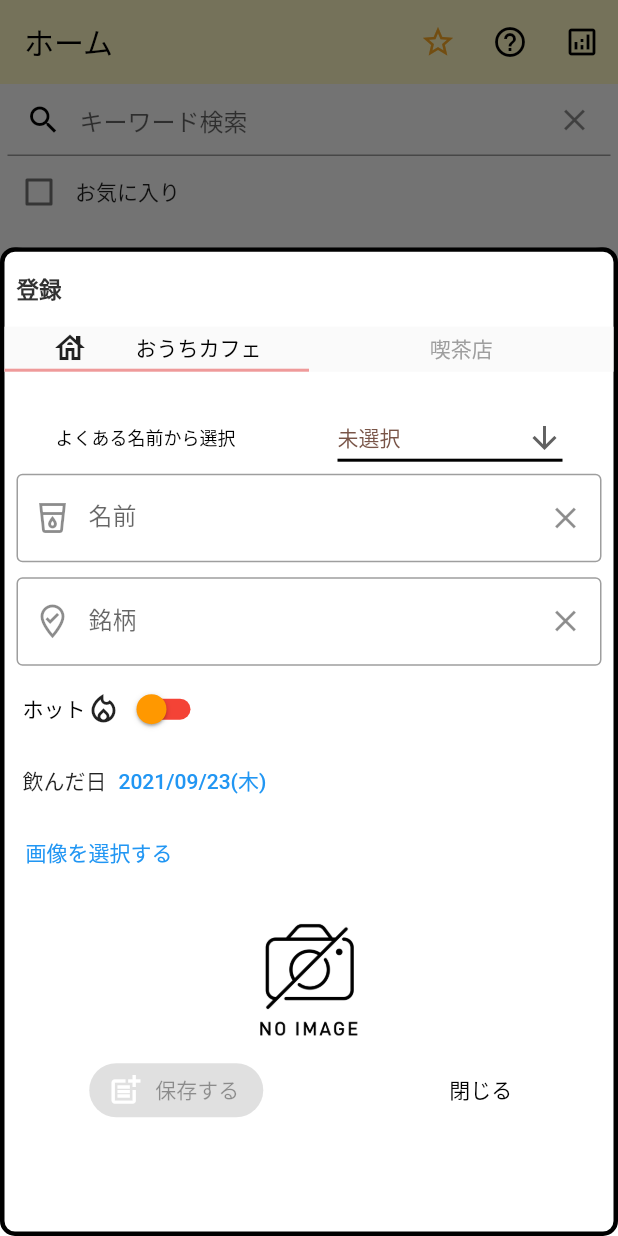
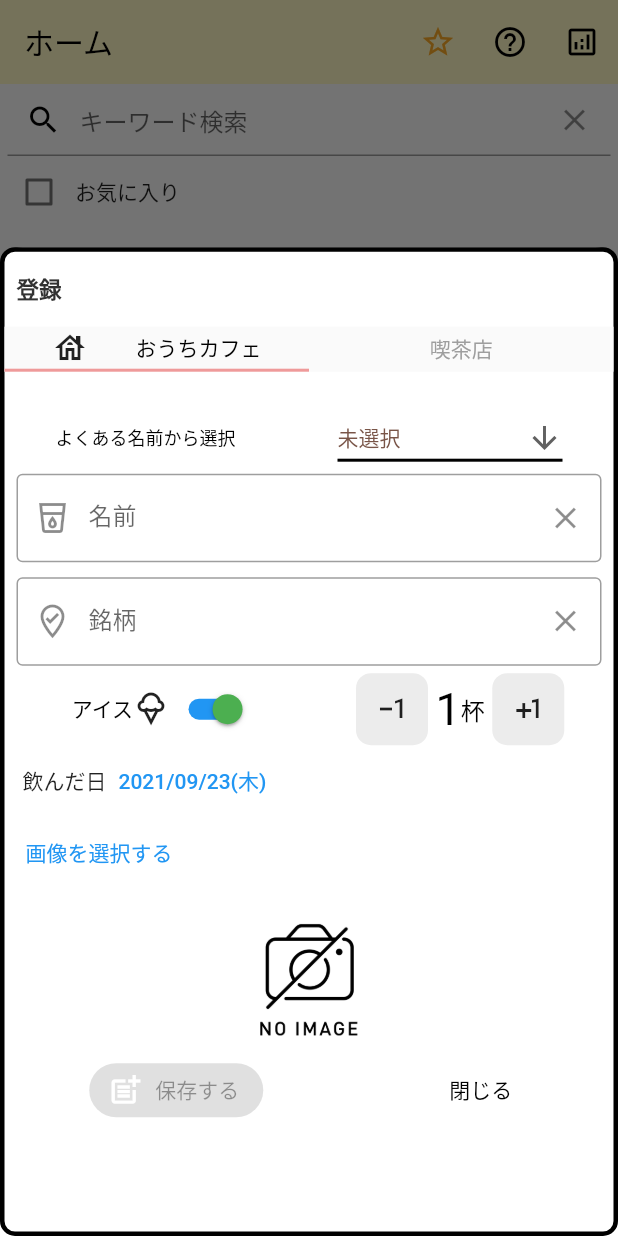
Before and after one commit to y0303noki/DrinkMemo, a Flutter app: the screen it shows after launch, after a tap on the "add" icon, on a phone screen of 412 x 824 dp. Run offline on Flutter 3.47's test engine with Material 2 defaults, Android fonts, the phone set to English and light mode, and no system bars; drawn by our look-alikes of flutter_easyloading, flutter_typeahead; our stand-ins replace cloud_firestore, firebase_auth, firebase_core, firebase_storage, image_picker; accounts and stored records are empty; network calls fail.

Commit message:
杯の概念追加

```diff
--- a/lib/database/coffee_firebase.dart
+++ b/lib/database/coffee_firebase.dart
@@ -112,6 +112,7 @@ class CoffeeFirebase {
     addObject['shopName'] = coffeeModel.shopName;
     addObject['brandName'] = coffeeModel.brandName;
     addObject['isIce'] = coffeeModel.isIce;
+    addObject['countDrink'] = coffeeModel.countDrink;
     addObject['imageId'] = _imageId;
     addObject['isDeleted'] = false;
     addObject['coffeeAt'] = coffeeModel.coffeeAt;
@@ -193,6 +194,7 @@ class CoffeeFirebase {
     // updateData['favorite'] = coffeeModel.favorite;
     updateData['cafeType'] = coffeeModel.cafeType;
     updateData['isIce'] = coffeeModel.isIce;
+    updateData['countDrink'] = coffeeModel.countDrink;
     updateData['shopName'] = coffeeModel.shopName;
     updateData['brandName'] = coffeeModel.brandName;
     updateData['imageId'] = _imageId;
@@ -270,6 +272,7 @@ class CoffeeFirebase {
             shopName: doc.data()['shopName'] ?? '',
             brandName: doc.data()['brandName'] ?? '',
             isIce: doc.data()['isIce'] ?? false,
+            countDrink: doc.data()['countDrink'] ?? 1,
             imageId: doc.data()['imageId'] ?? '',
             coffeeAt: doc.data()['coffeeAt'].toDate(),
             createdAt: doc.data()['createdAt'].toDate(),
@@ -314,6 +317,7 @@ class CoffeeFirebase {
               shopName: doc.data()['shopName'] ?? '',
               brandName: doc.data()['brandName'] ?? '',
               isIce: doc.data()['isIce'] ?? false,
+              countDrink: doc.data()['countDrink'] ?? 1,
               imageId: doc.data()['imageId'] ?? '',
               coffeeAt: doc.data()['coffeeAt'].toDate(),
               createdAt: doc.data()['createdAt'].toDate(),
@@ -376,6 +380,7 @@ class CoffeeFirebase {
             shopName: doc.data()['shopName'] ?? '',
             brandName: doc.data()['brandName'] ?? '',
             isIce: doc.data()['isIce'] ?? false,
+            countDrink: doc.data()['countDrink'] ?? 1,
             imageId: doc.data()['imageId'] ?? '',
             coffeeAt: doc.data()['coffeeAt'].toDate(),
             createdAt: doc.data()['createdAt'].toDate(),
--- a/lib/model/coffee_model.dart
+++ b/lib/model/coffee_model.dart
@@ -6,6 +6,7 @@ class CoffeeModel {
   String shopName = '';
   String brandName = '';
   bool isIce = false;
+  int countDrink = 1;
   String? imageId;
   String imageUrl;
   DateTime? coffeeAt;
@@ -19,6 +20,7 @@ class CoffeeModel {
       this.shopName = '',
       this.brandName = '',
       this.isIce = false,
+      this.countDrink = 1,
       this.imageId,
       this.imageUrl = '',
       this.coffeeAt,
--- a/lib/providers/coffee/coffee_provider.dart
+++ b/lib/providers/coffee/coffee_provider.dart
@@ -41,6 +41,16 @@ class CoffeeProvider extends ChangeNotifier {
   // アイス or　ホット (True: hot, False: ice)
   bool _isIce = false;
   bool get isIce => _isIce;
+  set isIce(bool _e) {
+    _isIce = _e;
+  }
+
+  // 同じコーヒー何杯
+  int _countDrink = 1;
+  int get countDrink => _countDrink;
+  set countDrink(int _count) {
+    _countDrink = _count;
+  }
 
   // コーヒー名リストから選択された値
   String selectedCoffeeName = CoffeeName.coffeeNameList[0];
@@ -83,6 +93,20 @@ class CoffeeProvider extends ChangeNotifier {
 
   void changeIsIce(bool e) {
     _isIce = e;
+    notifyListeners();
+  }
+
+  void plusCountDrink() {
+    if (_countDrink < 5) {
+      _countDrink++;
+    }
+    notifyListeners();
+  }
+
+  void minusCountDreink() {
+    if (_countDrink > 1) {
+      _countDrink--;
+    }
     notifyListeners();
   }
 
--- a/lib/providers/modal_tab/modal_tab_provider.dart
+++ b/lib/providers/modal_tab/modal_tab_provider.dart
@@ -12,6 +12,7 @@ class ModalTabProvider extends ChangeNotifier {
   }
 
   void setCurrentIndex(int index) {
+    print('index:$index');
     if (index < 0) {
       return;
     }
--- a/lib/widgets/modal.dart
+++ b/lib/widgets/modal.dart
@@ -59,6 +59,8 @@ class Modal {
       _nameTextEditingCntroller.text = coffeeModel.name;
       _brandTextEditingCntroller.text = coffeeModel.brandName;
       _shopTextEditingCntroller.text = coffeeModel.shopName;
+      coffeeData.isIce = coffeeModel.isIce;
+      coffeeData.countDrink = coffeeModel.countDrink;
       // coffeeData.imageUrl = coffeeModel.imageUrl;
 
       // マイドリンクと選択中のドリンクが同じか判定
@@ -70,10 +72,12 @@ class Modal {
       modalTabData.setCurrentIndex(_index);
     } else {
       bottomTitle = '登録';
+      modalTabData.setCurrentIndex(CafeType.TYPE_HOME_CAFE);
       coffeeData.imageFile = null;
       coffeeData.imageUrl = '';
       coffeeData.labelCoffeeAt = DateUtility(DateTime.now()).toDateFormatted();
-
+      coffeeData.countDrink = 1;
+      coffeeData.isIce = true;
       // マイドリンク
       var _coffeeDb = CoffeeFirebase();
 
@@ -95,7 +99,7 @@ class Modal {
     }
 
     // 初期化
-    modalTabData.setCurrentIndex(CafeType.TYPE_HOME_CAFE);
+
     coffeeData.selectedCoffeeName = CoffeeName.coffeeNameList[0];
 
     if (coffeeDatas.allbrandModels.isEmpty) {
@@ -756,8 +760,12 @@ class Modal {
                               },
                             ),
                             const SizedBox(height: 5),
+                            Row(
+                              mainAxisAlignment: MainAxisAlignment.spaceAround,
+                              children: [
                                 Padding(
-                              padding: const EdgeInsets.fromLTRB(12.0, 0, 0, 0),
+                                  padding:
+                                      const EdgeInsets.fromLTRB(12.0, 0, 0, 0),
                                   child: Row(
                                     mainAxisAlignment: MainAxisAlignment.start,
                                     children: [
@@ -803,7 +811,58 @@ class Modal {
                                           coffeeData.changeIsIce(e);
                                         },
                                       ),
-                                  ]),
+                                    ],
+                                  ),
+                                ),
+                                Row(
+                                  children: [
+                                    Container(
+                                      decoration: BoxDecoration(
+                                        color: Colors.grey.withOpacity(0.2),
+                                        borderRadius: BorderRadius.circular(10),
+                                      ),
+                                      child: IconButton(
+                                        onPressed: () {
+                                          coffeeData.minusCountDreink();
+                                        },
+                                        icon: Icon(Icons.exposure_minus_1),
+                                      ),
+                                    ),
+                                    const SizedBox(
+                                      width: 5,
+                                    ),
+                                    Text(
+                                      coffeeData.countDrink.toString(),
+                                      style: const TextStyle(
+                                        color: Colors.black,
+                                        fontSize: 30,
+                                      ),
+                                    ),
+                                    const Text(
+                                      '杯',
+                                      style: TextStyle(
+                                        color: Colors.black,
+                                        fontSize: 16,
+                                      ),
+                                    ),
+                                    const SizedBox(
+                                      width: 5,
+                                    ),
+                                    Container(
+                                      decoration: BoxDecoration(
+                                        color: Colors.grey.withOpacity(0.2),
+                                        borderRadius: BorderRadius.circular(10),
+                                      ),
+                                      child: IconButton(
+                                        onPressed: () {
+                                          coffeeData.plusCountDrink();
+                                        },
+                                        icon: Icon(Icons.plus_one),
+                                      ),
+                                    ),
+                                  ],
+                                ),
+                              ],
                             ),
 
                             Padding(
@@ -1032,6 +1091,8 @@ class Modal {
                                             _nameTextEditingCntroller.text;
                                         _coffeeModel.favorite = false;
                                         _coffeeModel.isIce = coffeeData.isIce;
+                                        _coffeeModel.countDrink =
+                                            coffeeData.countDrink;
                                         _coffeeModel.updatedAt = now;
                                         _coffeeModel.coffeeAt =
                                             coffeeData.coffeeAt;
```
Also changed, not shown: lib/pages/analyticsPage/analytics_page.dart (+21 -1 lines), lib/pages/coffeePage/coffee_item.dart (+42 -5 lines), lib/providers/analytics/analytics_provider.dart (+32 -4 lines). Lines whose indentation alone changed are shown as unchanged.
